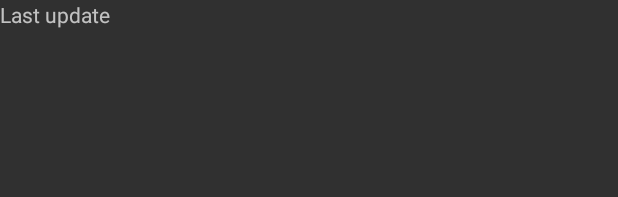
After one commit to greyog/fts_new, an Android app: the layout action_bar_layout.xml on its own in the app's theme, with its tools: preview values and no code run, on a phone screen of 412 x 824 dp. The commit adds this screen. Shown: the top 197 px of the screen. Run offline under Robolectric (Android 15) with nearby library versions, the phone set to English and light mode, and no system bars.

Commit message:
title time more periods

```diff
--- a/app/build.gradle
+++ b/app/build.gradle
@@ -38,7 +38,7 @@ dependencies {
     implementation 'org.jsoup:jsoup:1.11.2'
     implementation 'pl.droidsonroids:jspoon:1.0.0'
     implementation 'pl.droidsonroids.retrofit2:converter-jspoon:1.0.0'
-    implementation 'com.miguelcatalan:materialsearchview:1.4.0'
+//    implementation 'com.miguelcatalan:materialsearchview:1.4.0'
 //    testImplementation 'junit:junit:4.12'
 //    androidTestImplementation 'com.android.support.test:runner:1.0.2'
 //    androidTestImplementation 'com.android.support.test.espresso:espresso-core:3.0.2'
--- a/app/src/main/java/com/greyogproducts/greyog/fts/RetrofitHelper.kt
+++ b/app/src/main/java/com/greyogproducts/greyog/fts/RetrofitHelper.kt
@@ -302,7 +302,7 @@ class RetrofitHelper {
                 .build()
 
         val server = retrofit.create(Server::class.java)
-        val defPeriods = mutableSetOf("300", "900", "3600", "86400")
+        val defPeriods = mutableSetOf("300", "900",  "3600" ,"18000","86400", "week", "month")
         val p = prefs.getStringSet("periods", defPeriods )
         val defPairs = mutableSetOf("1", "2", "3", "4", "5", "6", "7", "8", "9", "10")
         val c = prefs.getStringSet("pairs",defPairs)//, "11", "12", "13", "169", "166", "14958", "20", "172", "27", "167", "168", "178", "171", "17940")
--- a/app/src/main/java/com/greyogproducts/greyog/fts/SummaryFragment.kt
+++ b/app/src/main/java/com/greyogproducts/greyog/fts/SummaryFragment.kt
@@ -16,6 +16,7 @@ import android.widget.Toast
 import kotlinx.android.synthetic.main.fragment_pair_list.*
 import kotlinx.android.synthetic.main.fragment_pair_list.view.*
 import kotlinx.android.synthetic.main.simple_text_view.view.*
+import java.sql.Timestamp
 
 /**
  * A fragment representing a list of Items.
@@ -23,6 +24,7 @@ import kotlinx.android.synthetic.main.simple_text_view.view.*
  * [SummaryFragment.OnListFragmentInteractionListener] interface.
  */
 class SummaryFragment : Fragment(), RetrofitHelper.OnResponseListener, SwipeRefreshLayout.OnRefreshListener {
+
 //    override fun onSearchResponse(response: MyResponseResult?) {
 //        println("onSearchResponse: response = $response")
 //        searchAdapter.setNewData(response)
@@ -54,6 +56,14 @@ class SummaryFragment : Fragment(), RetrofitHelper.OnResponseListener, SwipeRefr
                 llColumns.addView(view)
             }
             srLayout.isRefreshing = false
+            (activity as MainActivity).supportActionBar?.also {
+                it.title = getString(R.string.last_update)
+                it.subtitle = Timestamp(System.currentTimeMillis()).toString()
+            }
+//            (activity as MainActivity).supportActionBar?.customView = activity.layoutInflater.inflate(R.layout.action_bar_layout, null)
+//            (activity as MainActivity).supportActionBar?.customView?.findViewById<TextView>(R.id.tv_timestamp).also {
+//                it?.text = Timestamp(System.currentTimeMillis()).toString()
+//            }
         }
 
     }
--- /dev/null
+++ b/app/src/main/res/layout/action_bar_layout.xml
@@ -0,0 +1,17 @@
+<?xml version="1.0" encoding="utf-8"?>
+<LinearLayout xmlns:android="http://schemas.android.com/apk/res/android"
+    android:orientation="vertical" android:layout_width="match_parent"
+    android:layout_height="match_parent"
+    >
+    <TextView
+        android:layout_width="match_parent"
+        android:layout_height="wrap_content"
+        android:text="@string/last_update"/>
+    <TextView
+        android:layout_width="match_parent"
+        android:layout_height="wrap_content"
+        android:id="@+id/tv_timestamp"
+        android:textAppearance="@style/Base.TextAppearance.AppCompat.Small"
+        />
+
+</LinearLayout>
--- a/app/src/main/res/values/strings.xml
+++ b/app/src/main/res/values/strings.xml
@@ -26,6 +26,7 @@ Greyog App Products, Fusion Media and Investing.com will not accept any liabilit
     <string name="trend_up">Trend up</string>
     <string name="sort_by_name">Name</string>
     <string name="search">Search</string>
+    <string name="last_update">Last update</string>
     <array name="list_item_long_menu">
         <item>Delete</item>
     </array>
```
